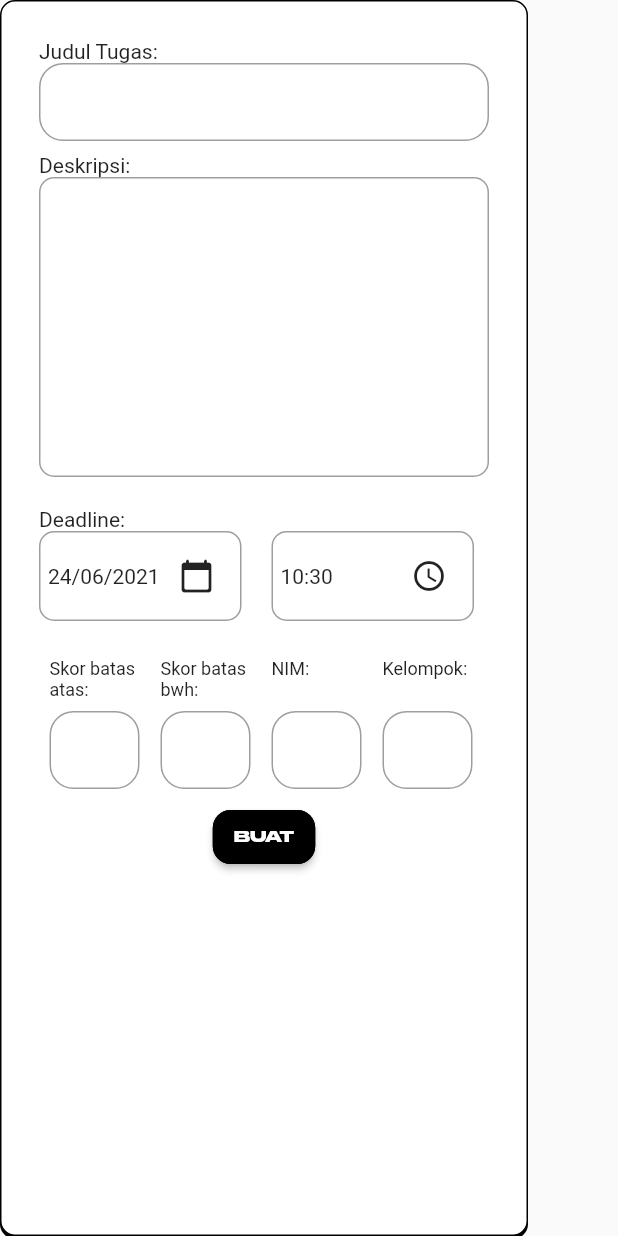
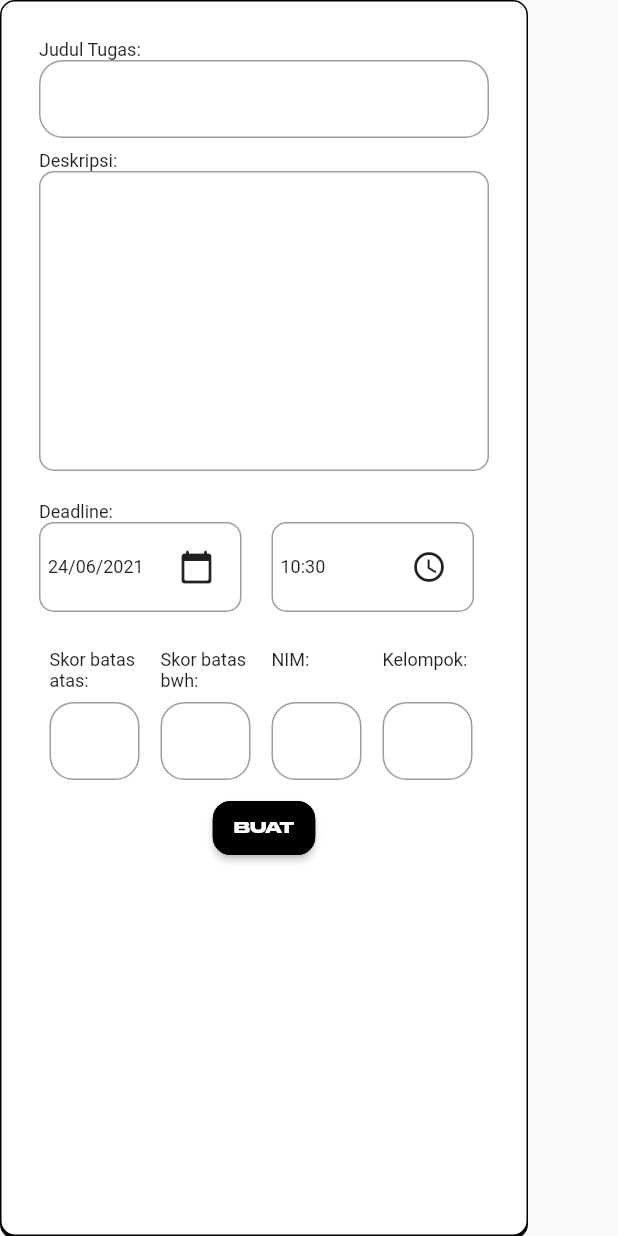
Before and after one commit to PLBU/SPARTA-Web-Dev-Frontend, a Flutter app: the CreateTugas widget shown alone on an empty page, opened directly, on a phone screen of 412 x 824 dp. Run offline on Flutter 3.47's test engine with Material 2 defaults, Android fonts, the phone set to English and light mode, and no system bars; our stand-ins replace dio, file_picker, flutter_riverpod, shared_preferences; missing offline and left inert: dart:html; accounts and stored records are empty; network calls fail.

Commit message:
responsive font size

```diff
--- a/lib/pages/upload/views/create_tugas.dart
+++ b/lib/pages/upload/views/create_tugas.dart
@@ -73,12 +73,24 @@ class _CreateTugasState extends State<CreateTugas> {
       child: Column(
         crossAxisAlignment: CrossAxisAlignment.start,
         children: [
-          Text("Judul Tugas:"),
+          Text(
+            "Judul Tugas:",
+            style: TextStyle(
+              fontFamily: 'Roboto',
+              fontSize: respFont,
+            ),
+          ),
           MyTextField(
             width: respWidth,
             controller: nameTEC,
           ),
-          Text("Deskripsi:"),
+          Text(
+            "Deskripsi:",
+            style: TextStyle(
+              fontFamily: 'Roboto',
+              fontSize: respFont,
+            ),
+          ),
           Container(
             width: respWidth,
             height: 200,
@@ -110,6 +122,7 @@ class _CreateTugasState extends State<CreateTugas> {
           ),
           DeadlineInput(
             width: respWidth,
+            fontSize: respFont,
             dateString: this._dateString,
             timeString: this._timeString,
             dateHandler: () async {
--- a/lib/pages/upload/views/deadline_input.dart
+++ b/lib/pages/upload/views/deadline_input.dart
@@ -7,6 +7,7 @@ class DeadlineInput extends StatelessWidget {
     this.dateString,
     this.timeString,
     this.width,
+    this.fontSize,
   });
 
   final dateHandler;
@@ -14,6 +15,7 @@ class DeadlineInput extends StatelessWidget {
   final dateString;
   final timeString;
   final width;
+  final fontSize;
 
   @override
   Widget build(BuildContext context) {
@@ -22,7 +24,10 @@ class DeadlineInput extends StatelessWidget {
       children: [
         Text(
           "Deadline:",
-          style: TextStyle(fontFamily: "Roboto"),
+          style: TextStyle(
+            fontFamily: "Roboto",
+            fontSize: this.fontSize,
+          ),
         ),
         Container(
           width: width,
@@ -40,7 +45,10 @@ class DeadlineInput extends StatelessWidget {
                   children: [
                     Text(
                       this.dateString,
-                      style: TextStyle(fontFamily: "Roboto"),
+                      style: TextStyle(
+                        fontFamily: "Roboto",
+                        fontSize: this.fontSize,
+                      ),
                     ),
                     IconButton(
                       icon: Icon(Icons.calendar_today_rounded),
@@ -62,7 +70,10 @@ class DeadlineInput extends StatelessWidget {
                   children: [
                     Text(
                       this.timeString,
-                      style: TextStyle(fontFamily: "Roboto"),
+                      style: TextStyle(
+                        fontFamily: "Roboto",
+                        fontSize: this.fontSize,
+                      ),
                     ),
                     IconButton(
                       icon: Icon(Icons.access_time_outlined),
```
